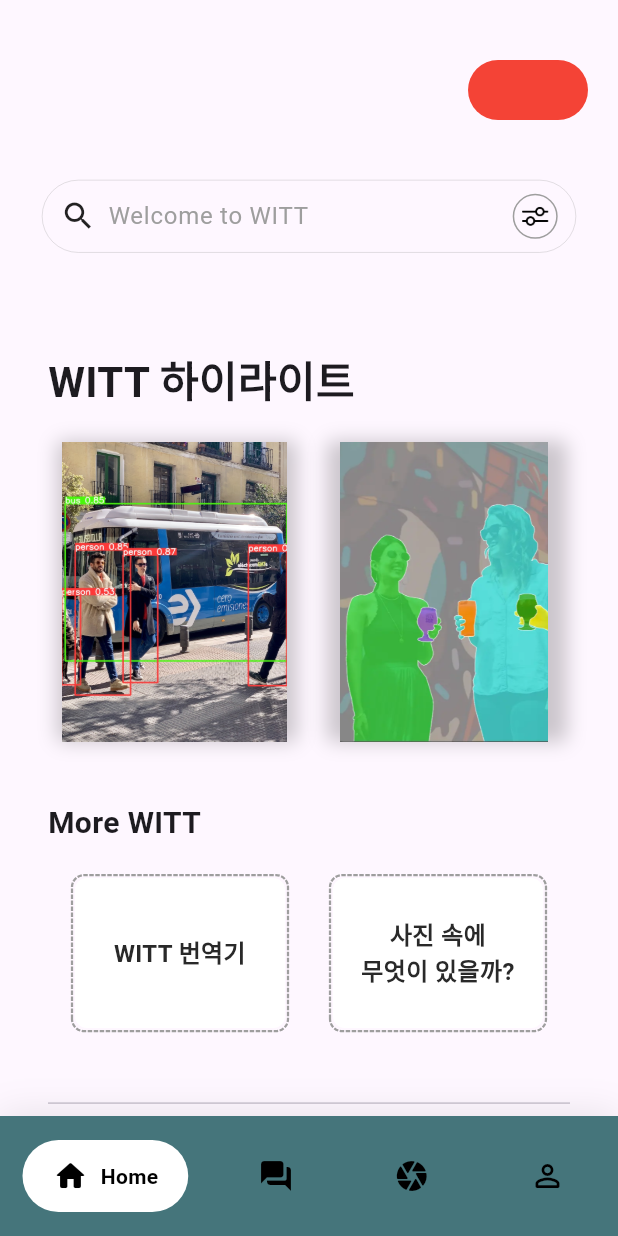
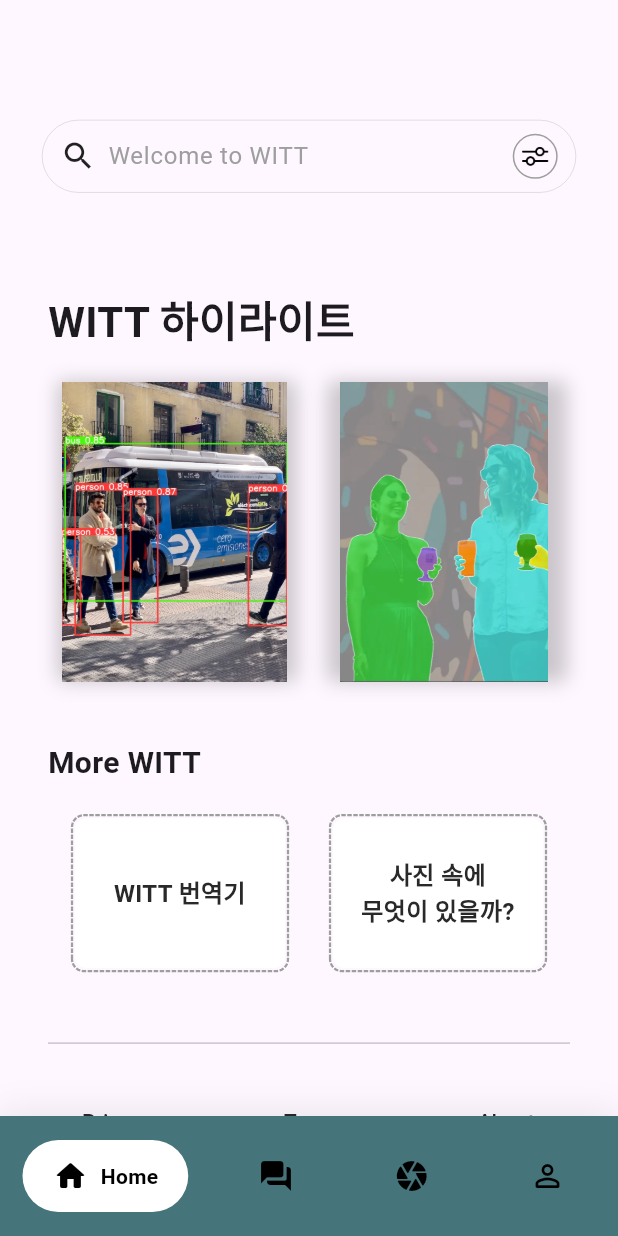
Before and after one commit to CAVASOL/witt, a Flutter app: the screen it shows after launch, after a tap on "들어가기", on a phone screen of 412 x 824 dp. Run offline on Flutter 3.47's test engine with Material 3 defaults, Android fonts, the phone set to English and light mode, and no system bars; drawn by our look-alikes of dotted_border, google_nav_bar; our stand-ins replace camera, dash_chat_2, dio, firebase_auth, firebase_core, google_sign_in and 3 more; missing offline and left inert: chat_gpt_sdk, flutter_vision, google_mlkit_text_recognition, google_mlkit_translation; accounts and stored records are empty; generated files the repository leaves out were written again; network calls fail.

Commit message:
deleted theme

```diff
--- a/lib/components/theme_button.dart
+++ /dev/null
@@ -1,36 +0,0 @@
-import 'package:flutter/material.dart';
-
-class ThemeButton extends StatelessWidget {
-  const ThemeButton({super.key, required this.color, required this.onTap});
-  final Color? color;
-  final void Function()? onTap;
-
-  @override
-  Widget build(BuildContext context) {
-    return Row(
-      mainAxisAlignment: MainAxisAlignment.end,
-      children: [
-        GestureDetector(
-          onTap: onTap,
-          child: Container(
-            width: 80,
-            height: 40,
-            decoration: BoxDecoration(
-                color: color,
-                borderRadius: BorderRadius.circular(
-                  20,
-                )),
-            padding: const EdgeInsets.all(
-              24,
-            ),
-            child: const Center(
-              child: Text(
-                "tap",
-              ),
-            ),
-          ),
-        ),
-      ],
-    );
-  }
-}
--- a/lib/pages/home.dart
+++ b/lib/pages/home.dart
@@ -3,7 +3,6 @@ import 'package:flutter/material.dart';
 import 'package:google_nav_bar/google_nav_bar.dart';
 import 'package:login_auth/components/info_card.dart';
 import 'package:login_auth/components/sample.dart';
-import 'package:login_auth/components/theme_button.dart';
 import 'package:login_auth/services/assets_manager.dart';
 import 'package:login_auth/widgets/widgets.dart';
 
@@ -34,17 +33,7 @@ class HomeState extends State<Home> {
               crossAxisAlignment: CrossAxisAlignment.start,
               children: [
                 const SizedBox(
-                  height: 40,
-                ),
-                Padding(
-                  padding: const EdgeInsets.only(
-                    right: 20,
-                    bottom: 40,
-                  ),
-                  child: ThemeButton(
-                    color: Colors.red,
-                    onTap: () {},
-                  ),
+                  height: 80,
                 ),
                 const SafeArea(
                   child: Center(
```
Also changed, not shown: lib/theme/theme.dart (deleted, +0 -18 lines).
